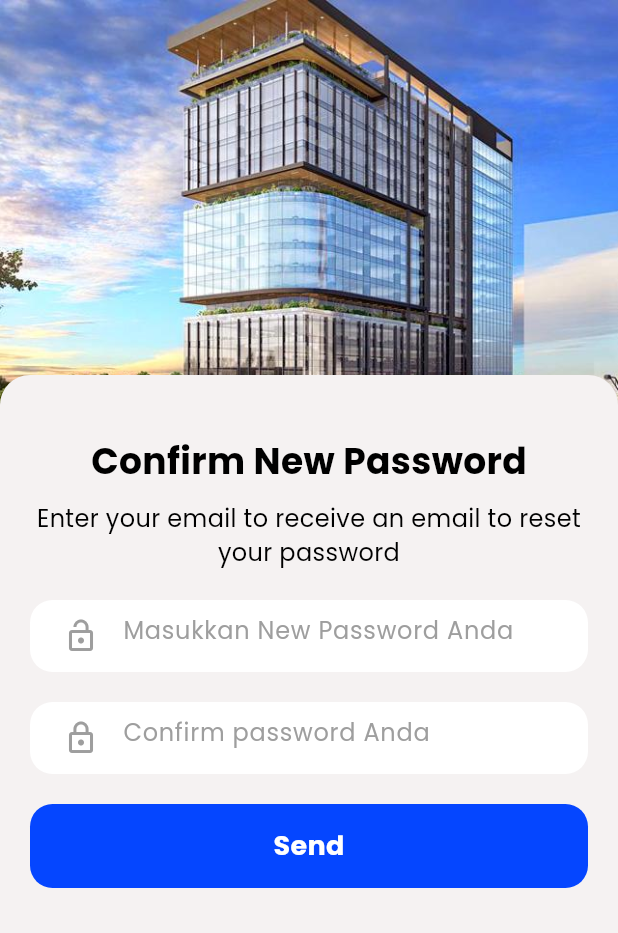
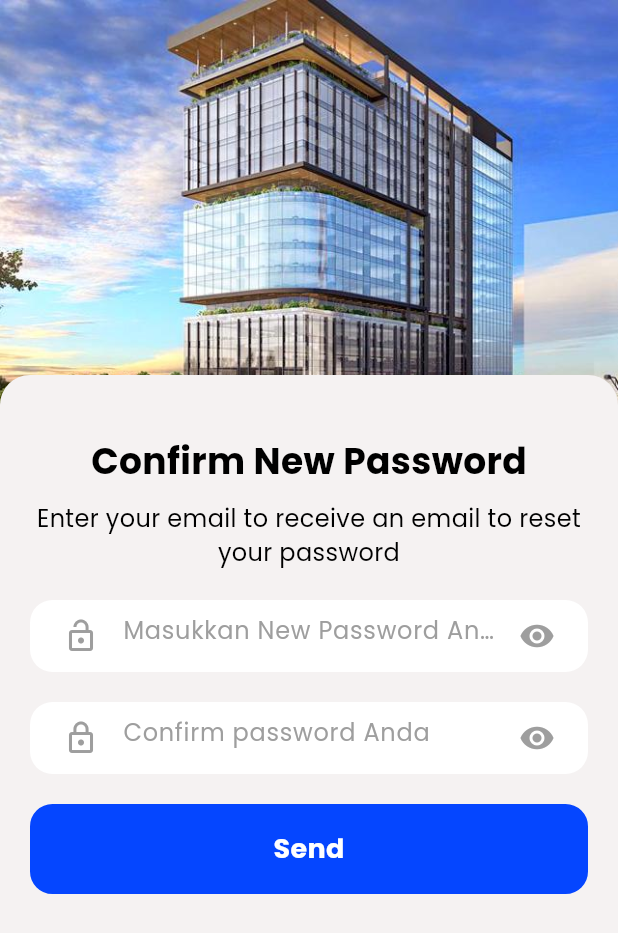
Before and after one commit to salsabilaazzahraa/AttendanceProjectUI, a Flutter app: the ConfirmPasswordScreen screen opened by its route, on a phone screen of 412 x 824 dp. Shown: the top 933 px of the screen. Run offline on Flutter 3.47's test engine with Material 3 defaults, Android fonts, the phone set to English and light mode, and no system bars; our stand-ins replace curved_navigation_bar, google_fonts, shared_preferences; accounts and stored records are empty.

Commit message:
initial commit

```diff
--- a/lib/screens/confirm_password_screen.dart
+++ b/lib/screens/confirm_password_screen.dart
@@ -8,6 +8,11 @@ class ConfirmPasswordScreen extends StatefulWidget {
 }
 
 class _ConfirmPasswordScreenState extends State<ConfirmPasswordScreen> {
+  bool isClicked = false;
+  bool isHovering = false;
+  bool obscureTextNewPassword = true;
+  bool obscureTextConfirmPassword = true;
+
   @override
   Widget build(BuildContext context) {
     return Scaffold(
@@ -18,7 +23,7 @@ class _ConfirmPasswordScreenState extends State<ConfirmPasswordScreen> {
             left: 0,
             right: 0,
             child: Image.asset(
-              'images/bg3.jpg', // Sesuaikan dengan gambar background Anda
+              'images/bg3.jpg',
               fit: BoxFit.cover,
               height: 300,
             ),
@@ -30,9 +35,9 @@ class _ConfirmPasswordScreenState extends State<ConfirmPasswordScreen> {
             bottom: 0,
             child: Container(
               padding: const EdgeInsets.symmetric(horizontal: 20.0),
-              decoration: BoxDecoration(
-                color: const Color(0xFFF5F2F2),
-                borderRadius: const BorderRadius.only(
+              decoration: const BoxDecoration(
+                color: Color(0xFFF5F2F2),
+                borderRadius: BorderRadius.only(
                   topLeft: Radius.circular(20.0),
                   topRight: Radius.circular(20.0),
                 ),
@@ -41,7 +46,7 @@ class _ConfirmPasswordScreenState extends State<ConfirmPasswordScreen> {
                 crossAxisAlignment: CrossAxisAlignment.center,
                 children: [
                   const SizedBox(height: 40),
-                  Text(
+                  const Text(
                     'Confirm New Password',
                     style: TextStyle(
                       fontFamily: 'Poppins',
@@ -51,7 +56,7 @@ class _ConfirmPasswordScreenState extends State<ConfirmPasswordScreen> {
                     ),
                   ),
                   const SizedBox(height: 10),
-                  Text(
+                  const Text(
                     'Enter your email to receive an email to reset your password',
                     textAlign: TextAlign.center,
                     style: TextStyle(
@@ -67,15 +72,28 @@ class _ConfirmPasswordScreenState extends State<ConfirmPasswordScreen> {
                       color: Colors.white,
                       borderRadius: BorderRadius.circular(15.0),
                     ),
-                    child: const TextField(
-                      obscureText: true,
+                    child: TextField(
+                      obscureText: obscureTextNewPassword,
                       decoration: InputDecoration(
-                        prefixIcon: Icon(
+                        prefixIcon: const Icon(
                           Icons.lock_open,
                           color: Colors.grey,
                         ),
+                        suffixIcon: IconButton(
+                          icon: Icon(
+                            obscureTextNewPassword
+                                ? Icons.visibility
+                                : Icons.visibility_off,
+                            color: Colors.grey,
+                          ),
+                          onPressed: () {
+                            setState(() {
+                              obscureTextNewPassword = !obscureTextNewPassword;
+                            });
+                          },
+                        ),
                         hintText: 'Masukkan New Password Anda',
-                        hintStyle: TextStyle(
+                        hintStyle: const TextStyle(
                           color: Colors.grey,
                           fontFamily: 'Poppins',
                         ),
@@ -90,15 +108,29 @@ class _ConfirmPasswordScreenState extends State<ConfirmPasswordScreen> {
                       color: Colors.white,
                       borderRadius: BorderRadius.circular(15.0),
                     ),
-                    child: const TextField(
-                      obscureText: true,
+                    child: TextField(
+                      obscureText: obscureTextConfirmPassword,
                       decoration: InputDecoration(
-                        prefixIcon: Icon(
+                        prefixIcon: const Icon(
                           Icons.lock_outline,
                           color: Colors.grey,
                         ),
+                        suffixIcon: IconButton(
+                          icon: Icon(
+                            obscureTextConfirmPassword
+                                ? Icons.visibility
+                                : Icons.visibility_off,
+                            color: Colors.grey,
+                          ),
+                          onPressed: () {
+                            setState(() {
+                              obscureTextConfirmPassword =
+                                  !obscureTextConfirmPassword;
+                            });
+                          },
+                        ),
                         hintText: 'Confirm password Anda',
-                        hintStyle: TextStyle(
+                        hintStyle: const TextStyle(
                           color: Colors.grey,
                           fontFamily: 'Poppins',
                         ),
@@ -107,12 +139,51 @@ class _ConfirmPasswordScreenState extends State<ConfirmPasswordScreen> {
                     ),
                   ),
                   const SizedBox(height: 20),
-                  Container(
+                  GestureDetector(
+                    onTapDown: (_) {
+                      setState(() {
+                        isClicked = true;
+                      });
+                    },
+                    onTapUp: (_) {
+                      setState(() {
+                        isClicked = false;
+                        isHovering = false;
+                      });
+                      Navigator.push(
+                        context,
+                        MaterialPageRoute(
+                          builder: (context) => const ConfirmPasswordScreen(),
+                        ),
+                      );
+                    },
+                    child: MouseRegion(
+                      onEnter: (_) {
+                        setState(() {
+                          isHovering = true;
+                        });
+                      },
+                      onExit: (_) {
+                        setState(() {
+                          isHovering = false;
+                        });
+                      },
+                      child: Container(
                         width: double.infinity,
-                    padding: const EdgeInsets.symmetric(vertical: 15),
+                        padding: const EdgeInsets.symmetric(vertical: 15.0),
                         decoration: BoxDecoration(
-                      color: const Color(0xFF0546FF),
+                          color: isClicked
+                              ? const Color(0xFF00CEE8)
+                              : (isHovering
+                                  ? Colors.white
+                                  : const Color(0xFF0546FF)),
                           borderRadius: BorderRadius.circular(15.0),
+                          border: Border.all(
+                            color: isClicked
+                                ? Colors.white
+                                : const Color(0xFF0546FF),
+                            width: 2.0,
+                          ),
                         ),
                         child: Center(
                           child: Text(
@@ -120,8 +191,12 @@ class _ConfirmPasswordScreenState extends State<ConfirmPasswordScreen> {
                             style: TextStyle(
                               fontFamily: 'Poppins',
                               fontWeight: FontWeight.bold,
-                          color: Colors.white,
+                              color: isHovering
+                                  ? const Color(0xFF0546FF)
+                                  : Colors.white,
                               fontSize: 18,
+                            ),
+                          ),
                         ),
                       ),
                     ),
```
Lines whose indentation alone changed are shown as unchanged.
